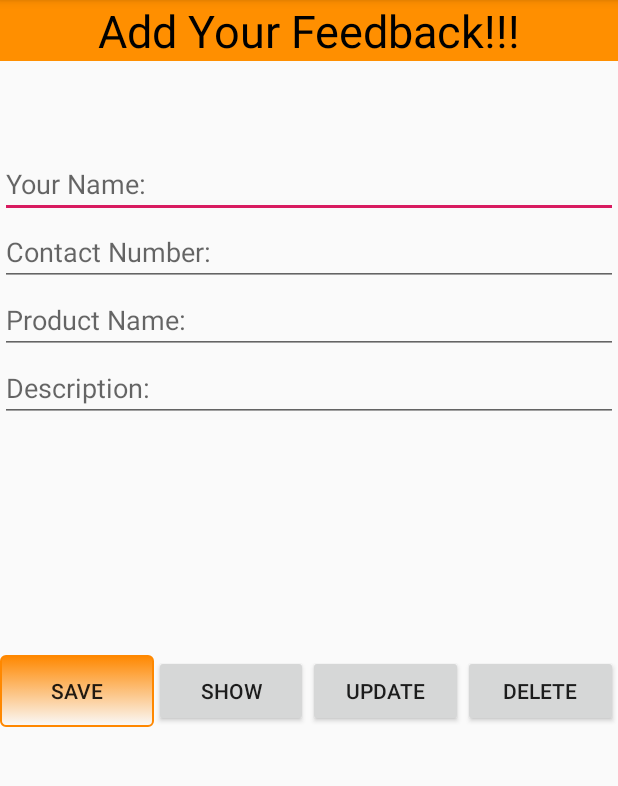
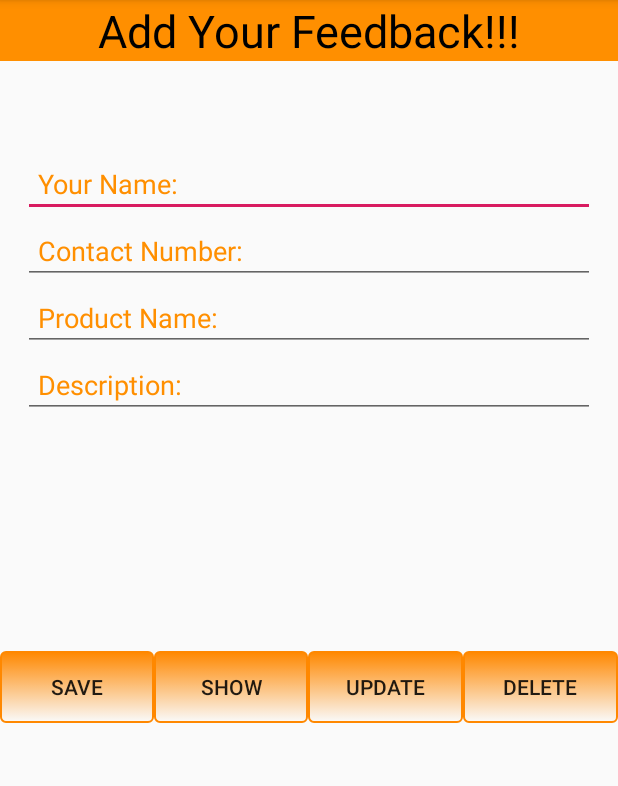
Before and after one commit to Dulyaaa/E-commerce_mobile_app, an Android app: the Feedback screen opened directly, with no data from a screen before it, on a phone screen of 412 x 824 dp, the part 84-870 px from its top. Run offline under Robolectric (Android 15) with nearby library versions, the phone set to English and light mode, and no system bars; our stand-ins replace Firebase (no records; nobody signed in at launch, a user with empty details on screens opened directly); Roboto replaces fonts that are not available here.

Commit message:
peru5 commit

```diff
--- a/app/src/main/res/layout/activity_feedback.xml
+++ b/app/src/main/res/layout/activity_feedback.xml
@@ -25,32 +25,48 @@
         android:id="@+id/editTextName"
         android:layout_width="match_parent"
         android:layout_height="wrap_content"
+        android:padding="10dp"
+        android:layout_marginLeft="15dp"
+        android:layout_marginRight="15dp"
         android:ems="10"
         android:hint="Your Name:"
+        android:textColorHint="@color/colorPrimaryDark"
         android:inputType="textPersonName" />
 
     <EditText
         android:id="@+id/editTextContact"
         android:layout_width="match_parent"
         android:layout_height="wrap_content"
+        android:padding="10dp"
+        android:layout_marginLeft="15dp"
+        android:layout_marginRight="15dp"
         android:ems="10"
         android:hint="Contact Number:"
+        android:textColorHint="@color/colorPrimaryDark"
         android:inputType="textPersonName" />
 
     <EditText
         android:id="@+id/editTextPname"
         android:layout_width="match_parent"
         android:layout_height="wrap_content"
+        android:padding="10dp"
+        android:layout_marginLeft="15dp"
+        android:layout_marginRight="15dp"
         android:ems="10"
         android:hint="Product Name:"
+        android:textColorHint="@color/colorPrimaryDark"
         android:inputType="textPersonName" />
 
     <EditText
         android:id="@+id/editTextDes"
         android:layout_width="match_parent"
         android:layout_height="wrap_content"
+        android:padding="10dp"
+        android:layout_marginLeft="15dp"
+        android:layout_marginRight="15dp"
         android:ems="10"
         android:hint="Description:"
+        android:textColorHint="@color/colorPrimaryDark"
         android:inputType="textPersonName" />
 
     <Space
@@ -75,6 +91,7 @@
             android:layout_width="wrap_content"
             android:layout_height="wrap_content"
             android:layout_weight="1"
+            android:background="@drawable/mybutton"
             android:text="Show" />
 
         <Button
@@ -82,6 +99,7 @@
             android:layout_width="wrap_content"
             android:layout_height="wrap_content"
             android:layout_weight="1"
+            android:background="@drawable/mybutton"
             android:text="Update" />
 
         <Button
@@ -89,6 +107,7 @@
             android:layout_width="wrap_content"
             android:layout_height="wrap_content"
             android:layout_weight="1"
+            android:background="@drawable/mybutton"
             android:text="Delete" />
     </LinearLayout>
 
```
